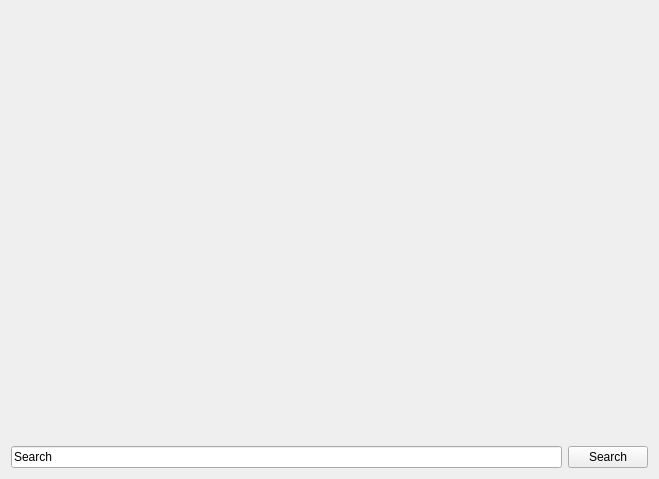
Old version of the form ui/tree.ui in the repository viur-framework/viur-admin.
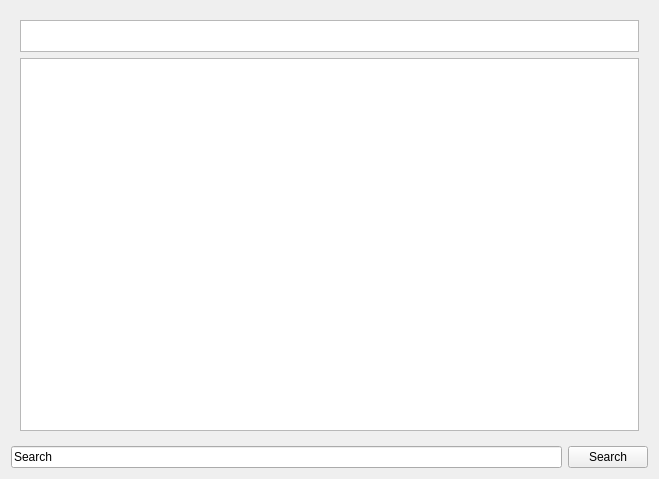
New version of the form. Icons and pictures are not drawn.

Diff of the .ui file:
```diff
--- a/ui/tree.ui
+++ b/ui/tree.ui
@@ -18,7 +18,90 @@
     <layout class="QHBoxLayout" name="boxActions"/>
    </item>
    <item>
-    <widget class="QWidget" name="listWidget" native="true"/>
+    <widget class="QWidget" name="verticalLayout_3" native="true">
+     <layout class="QVBoxLayout" name="verticalLayout_2">
+      <item>
+       <widget class="QListWidget" name="pathlist">
+        <property name="maximumSize">
+         <size>
+          <width>16777215</width>
+          <height>32</height>
+         </size>
+        </property>
+        <property name="acceptDrops">
+         <bool>true</bool>
+        </property>
+        <property name="verticalScrollBarPolicy">
+         <enum>Qt::ScrollBarAlwaysOff</enum>
+        </property>
+        <property name="dragDropMode">
+         <enum>QAbstractItemView::DropOnly</enum>
+        </property>
+        <property name="flow">
+         <enum>QListView::LeftToRight</enum>
+        </property>
+       </widget>
+      </item>
+      <item>
+       <widget class="QListWidget" name="listWidget">
+        <property name="contextMenuPolicy">
+         <enum>Qt::CustomContextMenu</enum>
+        </property>
+        <property name="acceptDrops">
+         <bool>true</bool>
+        </property>
+        <property name="dragEnabled">
+         <bool>true</bool>
+        </property>
+        <property name="dragDropMode">
+         <enum>QAbstractItemView::DragDrop</enum>
+        </property>
+        <property name="defaultDropAction">
+         <enum>Qt::MoveAction</enum>
+        </property>
+        <property name="alternatingRowColors">
+         <bool>false</bool>
+        </property>
+        <property name="selectionMode">
+         <enum>QAbstractItemView::ExtendedSelection</enum>
+        </property>
+        <property name="iconSize">
+         <size>
+          <width>48</width>
+          <height>48</height>
+         </size>
+        </property>
+        <property name="movement">
+         <enum>QListView::Snap</enum>
+        </property>
+        <property name="layoutMode">
+         <enum>QListView::Batched</enum>
+        </property>
+        <property name="gridSize">
+         <size>
+          <width>128</width>
+          <height>128</height>
+         </size>
+        </property>
+        <property name="viewMode">
+         <enum>QListView::IconMode</enum>
+        </property>
+        <property name="uniformItemSizes">
+         <bool>false</bool>
+        </property>
+        <property name="wordWrap">
+         <bool>true</bool>
+        </property>
+        <property name="sortingEnabled">
+         <bool>true</bool>
+        </property>
+       </widget>
+      </item>
+      <item>
+       <layout class="QVBoxLayout" name="boxUpload"/>
+      </item>
+     </layout>
+    </widget>
    </item>
    <item>
     <layout class="QHBoxLayout" name="horizontalLayout">
```
